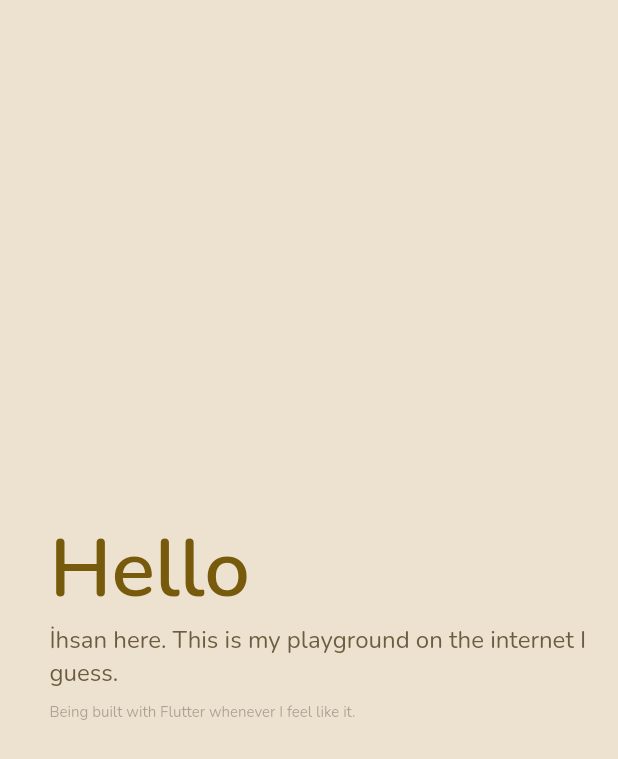
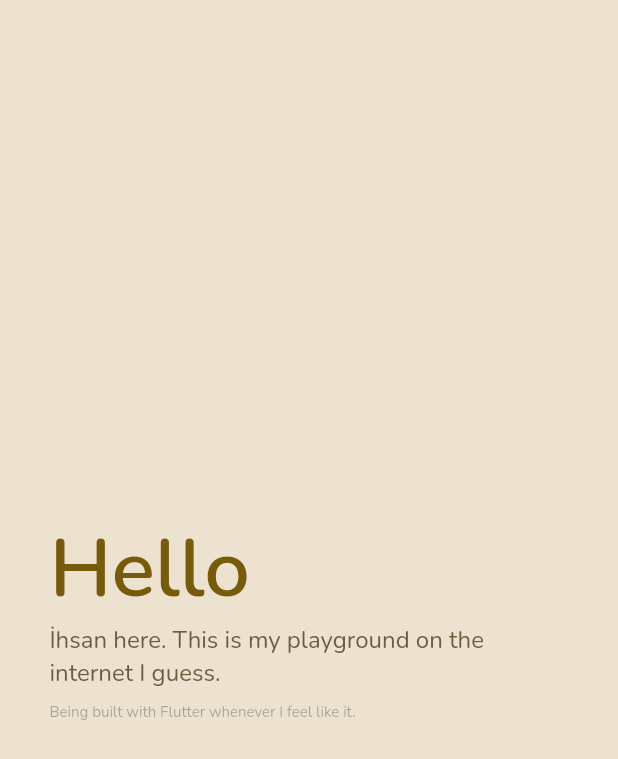
Before and after one commit to xiprox/website, a Flutter app: the HomeContent widget shown alone on an empty page, opened directly, on a phone screen of 412 x 824 dp. Shown: the top 759 px of the screen. Run offline on Flutter 3.47's test engine with Material 2 defaults, Android fonts, the phone set to English and light mode, and no system bars; our stand-ins replace auto_route, dio, get_it, google_fonts, just_audio, supercharged and 2 more; missing offline and left inert: api_call, veee, worker_manager.

Commit message:
Make home page padding symmetrical horizontal

```diff
--- a/lib/pages/home/home_content.dart
+++ b/lib/pages/home/home_content.dart
@@ -9,7 +9,7 @@ class HomeContent extends StatelessWidget {
     final colors = context.colors;
     final size = context.mediaQuery.size;
     return Padding(
-      padding: EdgeInsets.only(left: size.width * 0.08),
+      padding: EdgeInsets.symmetric(horizontal: size.width * 0.08),
       child: Column(
         crossAxisAlignment: CrossAxisAlignment.start,
         mainAxisAlignment: MainAxisAlignment.center,
```
